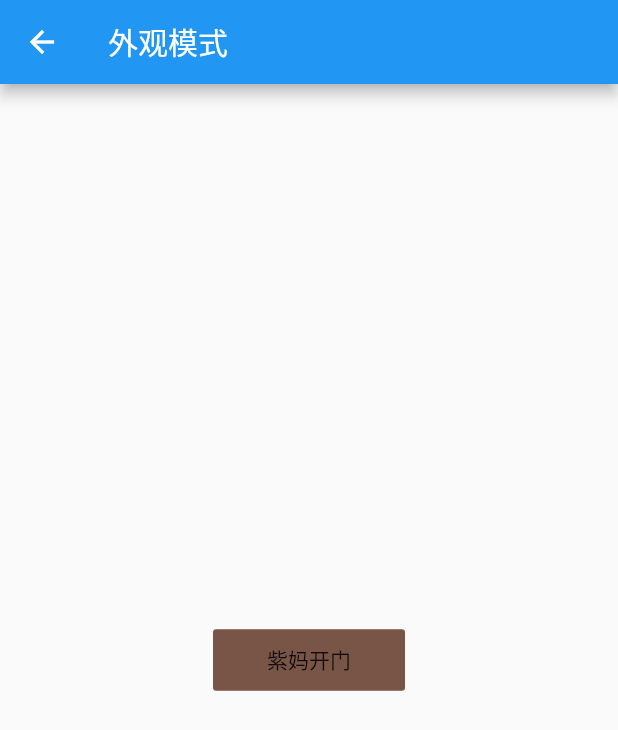
After one commit to FlutterOpen/design_patterns, a Flutter app: the FacadePage screen opened by its route, after a tap on "紫妈开门", on a phone screen of 412 x 824 dp. The commit adds this screen. Shown: the top 730 px of the screen. Run offline on Flutter 3.47's test engine with Material 2 defaults, Android fonts, the phone set to English and light mode, and no system bars.

Commit message:
feat(): 外观模式的完成

```diff
--- a/lib/constant/string_const.dart
+++ b/lib/constant/string_const.dart
@@ -31,4 +31,7 @@ class StringConst {
 
   //装饰者模式
   static const String DECORATOR_ = "装饰者模式";
+
+  //外观模式
+  static const String FACADE_ = "外观模式";
 }
--- a/lib/main.dart
+++ b/lib/main.dart
@@ -4,6 +4,7 @@ import 'package:flutter_design/page/adapter/adapter_page.dart';
 import 'package:flutter_design/page/bridge/bridge_page.dart';
 import 'package:flutter_design/page/combination/combination_page.dart';
 import 'package:flutter_design/page/decorator/decorator_page.dart';
+import 'package:flutter_design/page/facade/facade_page.dart';
 import 'package:flutter_design/page/filter/filter_page.dart';
 
 import 'constant/page_const.dart';
@@ -33,6 +34,7 @@ class MyApp extends StatelessWidget {
         PageConst.FILTER_PAGE: (context) => FilterPage(),
         PageConst.COMPOSITE_PAGE: (context) => CombinationPage(),
         PageConst.DECORATOR_PAGE: (context) => DecoratorPage(),
+        PageConst.FACADE_PAGE: (context) => FacadePage(),
       },
     );
   }
--- /dev/null
+++ b/lib/page/facade/facade_model.dart
@@ -0,0 +1,51 @@
+/// Created by NieBin on 2020-03-25
+/// Github: https://github.com/nb312
+/// Email: niebin312@gmail.com
+abstract class IOTObject {
+  void open();
+}
+
+class Light implements IOTObject {
+  @override
+  void open() {
+    print("打开智能灯");
+  }
+}
+
+class TV implements IOTObject {
+  @override
+  void open() {
+    print("打开智能电视");
+  }
+}
+
+class Door implements IOTObject {
+  @override
+  void open() {
+    print("打开智能门");
+  }
+}
+
+class FacadeManager {
+  FacadeManager._();
+
+  static FacadeManager _instance;
+
+  static FacadeManager get instance => _getInstance();
+
+  static FacadeManager _getInstance() {
+    if (_instance == null) {
+      _instance = FacadeManager._();
+    }
+    return _instance;
+  }
+
+  void open() {
+    IOTObject light = Light();
+    IOTObject tv = TV();
+    IOTObject door = Door();
+    light.open();
+    tv.open();
+    door.open();
+  }
+}
--- /dev/null
+++ b/lib/page/facade/facade_page.dart
@@ -0,0 +1,35 @@
+import 'package:flutter/material.dart';
+import 'package:flutter_design/constant/string_const.dart';
+import 'package:flutter_design/page/facade/facade_model.dart';
+
+/// Created by NieBin on 2020-03-25
+/// Github: https://github.com/nb312
+/// Email: niebin312@gmail.com
+
+class FacadePage extends StatefulWidget {
+  @override
+  _FacadePageState createState() => _FacadePageState();
+}
+
+class _FacadePageState extends State<FacadePage> {
+  @override
+  Widget build(BuildContext context) {
+    return Scaffold(
+      appBar: AppBar(
+        title: Text(StringConst.FACADE_),
+      ),
+      body: Center(
+        child: FlatButton(
+          color: Colors.brown,
+          onPressed: () {
+            FacadeManager.instance.open();
+          },
+          child: Padding(
+            padding: const EdgeInsets.symmetric(horizontal: 20, vertical: 10),
+            child: Text("紫妈开门"),
+          ),
+        ),
+      ),
+    );
+  }
+}
--- a/lib/page/home_page.dart
+++ b/lib/page/home_page.dart
@@ -24,6 +24,7 @@ Map<String, String> map = {
   PageConst.FILTER_PAGE: StringConst.FILTER_,
   PageConst.COMPOSITE_PAGE: StringConst.COMBINATION_,
   PageConst.DECORATOR_PAGE: StringConst.DECORATOR_,
+  PageConst.FACADE_PAGE: StringConst.FACADE_,
 };
 
 class _HomePageState extends State<HomePage> {
```
Also changed, not shown: 1 other file.
